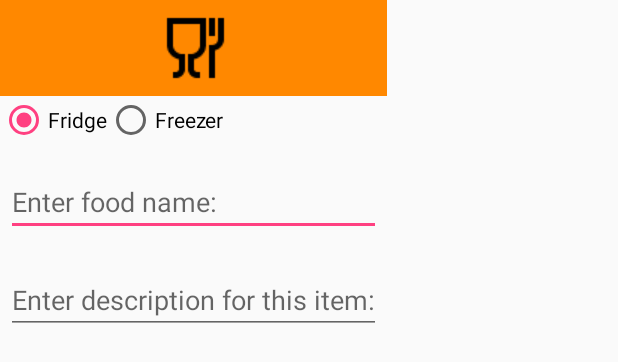
After one commit to abbysun/Project, an Android app: the layout fridge_add_dialog.xml on its own in the app's theme, with its tools: preview values and no code run, on a phone screen of 412 x 824 dp. The commit adds this screen. Shown: the top 362 px of the screen. Run offline under Robolectric (Android 15) with nearby library versions, the phone set to English and light mode, and no system bars.

Commit message:
Kitchen - fridge features complete

```diff
--- a/app/src/main/java/com/sun/abby/cst2335_finalproject/KitchenFragment.java
+++ b/app/src/main/java/com/sun/abby/cst2335_finalproject/KitchenFragment.java
@@ -2,6 +2,8 @@ package com.sun.abby.cst2335_finalproject;
 
 import android.content.Intent;
 import android.os.Bundle;
+import android.support.design.widget.FloatingActionButton;
+import android.support.design.widget.Snackbar;
 import android.support.v4.app.Fragment;
 import android.view.LayoutInflater;
 import android.view.View;
--- /dev/null
+++ b/app/src/main/res/layout/fridge_add_dialog.xml
@@ -0,0 +1,64 @@
+<?xml version="1.0" encoding="utf-8"?>
+
+<LinearLayout xmlns:android="http://schemas.android.com/apk/res/android"
+    android:orientation="vertical"
+    android:layout_width="wrap_content"
+    android:layout_height="wrap_content">
+    <ImageView
+        android:src="@drawable/food"
+        android:layout_width="match_parent"
+        android:layout_height="64dp"
+        android:scaleType="center"
+        android:background="@android:color/holo_orange_dark"
+        android:contentDescription="@string/app_name" />
+
+    <GridLayout
+        android:layout_width="match_parent"
+        android:layout_height="match_parent"
+        android:id="@+id/dialog_relative_layout"
+        android:columnCount="2"
+        android:rowCount="1">
+
+        <RadioGroup
+            android:layout_width="fill_parent"
+            android:layout_height="wrap_content"
+            android:orientation="horizontal">
+
+            <RadioButton
+                android:layout_width="wrap_content"
+                android:layout_height="wrap_content"
+                android:id="@+id/is_fridge"
+                android:text="@string/fridge_text"
+                android:checked="true" />
+
+            <RadioButton
+                android:text="@string/freezer_text"
+                android:layout_width="wrap_content"
+                android:layout_height="wrap_content"
+                android:id="@+id/is_freezer" />
+        </RadioGroup>
+
+    </GridLayout>
+
+    <EditText
+        android:id="@+id/custom_dialog_name"
+        android:inputType="text"
+        android:layout_width="match_parent"
+        android:layout_height="wrap_content"
+        android:layout_marginTop="16dp"
+        android:layout_marginLeft="4dp"
+        android:layout_marginRight="4dp"
+        android:layout_marginBottom="4dp"
+        android:hint="@string/enter_food_name" />
+    <EditText
+        android:id="@+id/custom_dialog_description"
+        android:layout_width="match_parent"
+        android:layout_height="wrap_content"
+        android:layout_marginTop="16dp"
+        android:layout_marginLeft="4dp"
+        android:layout_marginRight="4dp"
+        android:layout_marginBottom="4dp"
+        android:hint="@string/enter_food_description"
+        android:inputType="text" />
+
+</LinearLayout>
--- a/app/src/main/res/menu/menu_home_page.xml
+++ b/app/src/main/res/menu/menu_home_page.xml
@@ -3,9 +3,9 @@
     xmlns:tools="http://schemas.android.com/tools"
     tools:context="com.sun.abby.cst2335_finalproject.Kitchen">
     <item
-        android:id="@+id/action_settings"
+        android:id="@+id/action_kitchen_help"
         android:orderInCategory="200"
-        android:title="@string/action_settings"
+        android:title="@string/action_kitchen_help"
         app:showAsAction="never" />
     <item
         android:id="@+id/action_kitchen"
--- a/app/src/main/res/values/colors.xml
+++ b/app/src/main/res/values/colors.xml
@@ -1,6 +1,6 @@
 <?xml version="1.0" encoding="utf-8"?>
 <resources>
-    <color name="colorPrimary">#3F51B5</color>
-    <color name="colorPrimaryDark">#303F9F</color>
+    <color name="colorPrimary">#394bae</color>
+    <color name="colorPrimaryDark">#303f9f</color>
     <color name="colorAccent">#FF4081</color>
 </resources>
```
Also changed, not shown: app/src/main/java/com/sun/abby/cst2335_finalproject/FoodItem.java (added, +34 -0 lines), app/src/main/java/com/sun/abby/cst2335_finalproject/FoodItemAdapter.java (added, +44 -0 lines), app/src/main/java/com/sun/abby/cst2335_finalproject/FridgeDatabaseHelper.java (added, +97 -0 lines), app/src/main/java/com/sun/abby/cst2335_finalproject/HomePage.java (+11 -12 lines), app/src/main/res/layout/activity_microwave.xml (+22 -12 lines), app/src/main/res/layout/fridge_delete_dialog.xml (added, +59 -0 lines), app/src/main/res/layout/home_page.xml (+0 -9 lines), app/src/main/res/layout/kitchen.xml (+14 -14 lines), app/src/main/res/layout/kitchen_listview_layout.xml (+5 -2 lines), app/src/main/res/values/strings.xml (+24 -4 lines), app/src/main/res/drawable/add.png (added), app/src/main/res/drawable/food.png (added), app/src/main/res/drawable/minus.png (added).
